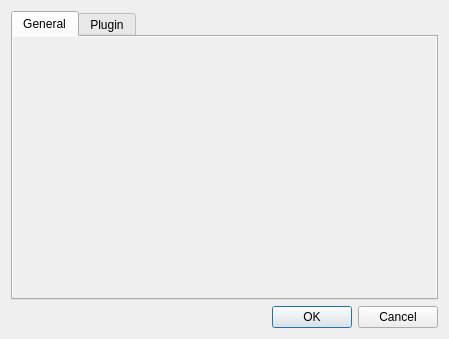
Before: the Qt Designer form gui/settingsdialog.ui in Baum42/paxchange, drawn with Qt 5.
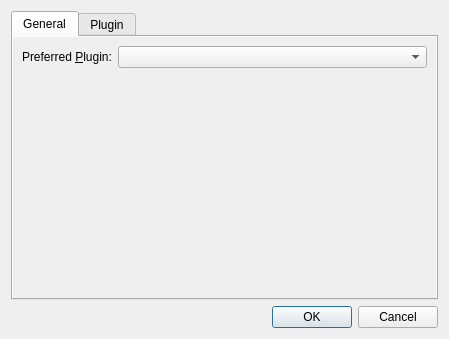
After: the same form once the commit is applied.

Commit message: settings preferred plugin

What changed in the file:
```diff
--- a/gui/settingsdialog.ui
+++ b/gui/settingsdialog.ui
@@ -62,7 +62,21 @@
             <height>257</height>
            </rect>
           </property>
-          <layout class="QFormLayout" name="generalFormLayout"/>
+          <layout class="QFormLayout" name="generalFormLayout">
+           <item row="0" column="0">
+            <widget class="QLabel" name="pluginLabel">
+             <property name="text">
+              <string>Preferred &amp;Plugin:</string>
+             </property>
+             <property name="buddy">
+              <cstring>pluginComboBox</cstring>
+             </property>
+            </widget>
+           </item>
+           <item row="0" column="1">
+            <widget class="QComboBox" name="pluginComboBox"/>
+           </item>
+          </layout>
          </widget>
         </widget>
        </item>
```
The commit also changes 4 other files.
